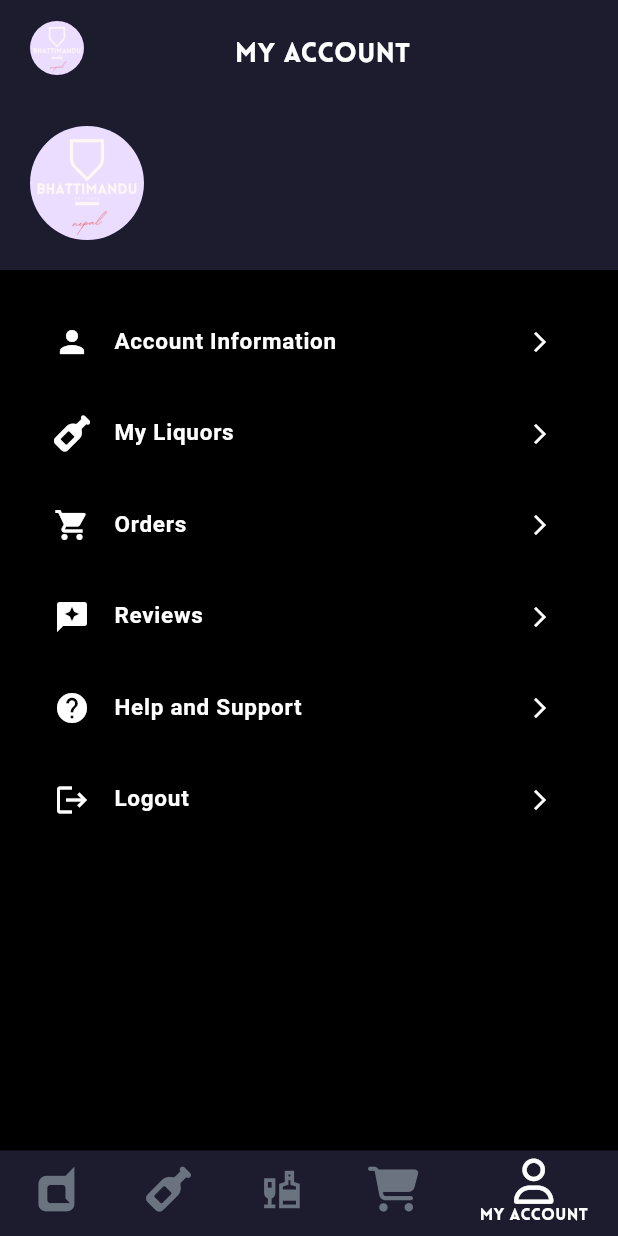
After one commit to mystickminal14/Bhattimandu, a Flutter app: the BuyerNavigation screen opened directly, item 5 of the bottom bar chosen, on a phone screen of 412 x 824 dp. The commit adds this screen. Run offline on Flutter 3.47's test engine with Material 3 defaults, Android fonts, the phone set to English and light mode, and no system bars; our stand-ins replace cloud_firestore, firebase_auth, firebase_core, flutter_spinkit, font_awesome_flutter, image_picker; accounts and stored records are empty.

Commit message:
buyer dash started

```diff
--- /dev/null
+++ b/lib/pages/bottom_navigation/buyer_navigation.dart
@@ -0,0 +1,84 @@
+import 'package:bhattimandu/model/user_model.dart';
+import 'package:bhattimandu/pages/buyer/buyer_dash.dart';
+import 'package:bhattimandu/pages/buyer/liquor_category.dart';
+import 'package:bhattimandu/pages/buyer/my_account.dart';
+import 'package:bhattimandu/pages/buyer/my_cart.dart';
+import 'package:bhattimandu/pages/buyer/my_order.dart';
+import 'package:flutter/material.dart';
+import 'package:font_awesome_flutter/font_awesome_flutter.dart';
+import 'package:provider/provider.dart';
+
+class BuyerNavigation extends StatefulWidget {
+  final int index;
+  const BuyerNavigation({super.key, required this.index});
+
+  @override
+  State<BuyerNavigation> createState() => _BuyerNavigationState();
+}
+
+class _BuyerNavigationState extends State<BuyerNavigation> {
+  late int pageIndex;
+
+  @override
+  void initState() {
+    super.initState();
+    pageIndex = widget.index;
+  }
+
+  @override
+  Widget build(BuildContext context) {
+    final user = Provider.of<UserModel?>(context);
+    List screenList = [
+      const LiquorCategory(),
+      const MyCart(),
+      const BuyerDash(),
+      const MyOrder(),
+      const MyAccount()
+    ];
+
+    return Scaffold(
+      bottomNavigationBar: Theme(
+        data: Theme.of(context).copyWith(
+          canvasColor: const Color(0xff1C1C2E),
+        ),
+        child: BottomNavigationBar(
+          onTap: (index) {
+            setState(() {
+              pageIndex = index;
+            });
+          },
+          iconSize: 30,
+          type: BottomNavigationBarType.shifting,
+          currentIndex: pageIndex,
+          backgroundColor: const Color(0xff1C1C2E),
+          selectedItemColor: Colors.white, // Selected item color
+          unselectedItemColor: const Color(0xFF6B7380), // Unselected item color
+          items: const [
+            BottomNavigationBarItem(
+              icon: FaIcon(FontAwesomeIcons.dashcube),
+              label: "Liquors",
+            ),
+            BottomNavigationBarItem(
+              icon: FaIcon(FontAwesomeIcons.wineBottle),
+              label: "My Cart",
+
+            ),
+            BottomNavigationBarItem(
+              icon: Icon(Icons.liquor_sharp),
+              label: "Dashboard",
+            ),
+            BottomNavigationBarItem(
+              icon: FaIcon(FontAwesomeIcons.cartShopping),
+              label: "My Order",
+            ),
+            BottomNavigationBarItem(
+              icon: FaIcon(FontAwesomeIcons.user),
+              label: "My Account",
+            ),
+          ],
+        ),
+      ),
+      body: screenList[pageIndex],
+    );
+  }
+}
--- /dev/null
+++ b/lib/pages/buyer/my_account.dart
@@ -0,0 +1,206 @@
+import 'dart:convert';
+import 'dart:io';
+import 'dart:typed_data';
+import 'package:bhattimandu/components/app_header.dart';
+import 'package:bhattimandu/components/loader/bhatti_loader.dart';
+import 'package:bhattimandu/database/authentication.dart';
+import 'package:bhattimandu/database/product_controller.dart';
+import 'package:bhattimandu/model/user_model.dart';
+import 'package:flutter/material.dart';
+import 'package:image_picker/image_picker.dart';
+import 'package:provider/provider.dart';
+import 'package:font_awesome_flutter/font_awesome_flutter.dart';
+
+class MyAccount extends StatefulWidget {
+  const MyAccount({super.key});
+
+  @override
+  State<MyAccount> createState() => _MyAccountState();
+}
+
+class _MyAccountState extends State<MyAccount> {
+  bool isLoadingbuyer = true;
+  Map<String, dynamic>? buyerData;
+  File? _image;
+  String _base64Image = "";
+  bool isLoading = false;
+  final picker = ImagePicker();
+
+  @override
+  void initState() {
+    super.initState();
+    fetchBuyerData();
+  }
+
+  Future<void> fetchBuyerData() async {
+    try {
+      final user = Provider.of<UserModel?>(context, listen: false);
+      if (user == null || user.uid.isEmpty) {
+        setState(() {
+          isLoadingbuyer = false;
+          buyerData = null;
+        });
+        return;
+      }
+      final data = await LiquorService().getBuyerByID(user.uid);
+      setState(() {
+        buyerData = data.isNotEmpty ? data[0]['user'] : null;
+        isLoadingbuyer =
+        false; // Ensure that the loading flag is set to false after fetching the data
+      });
+    } catch (e) {
+      print("Error fetching buyer data: $e");
+      setState(() {
+        isLoadingbuyer = false;
+      });
+    }
+  }
+
+  @override
+  Widget build(BuildContext context) {
+    final base64Image = buyerData?['image'] ?? '';
+    Uint8List? imageBytes;
+
+    if (base64Image.isNotEmpty) {
+      try {
+        imageBytes = base64Decode(base64Image);
+      } catch (e) {
+        print("Error decoding Base64: $e");
+        imageBytes = null;
+      }
+    }
+
+    return Scaffold(
+      body: isLoadingbuyer
+          ? const BhattiLoader() // A loader component to show while data is being fetched
+          : LayoutBuilder(
+        builder: (context, constraints) {
+          return Column(
+            children: [
+              const AppHeader(title: 'My Account'),
+              Container(
+                color: const Color(0xff1C1C2E),
+                padding: const EdgeInsets.symmetric(horizontal: 20.0,vertical: 20),
+                child: Row(
+                  children: [
+                    CircleAvatar(
+                      foregroundImage: imageBytes != null
+                          ? MemoryImage(imageBytes)
+                          : const AssetImage('images/bhatti.png'),
+                      maxRadius: 38,
+                    ),
+                    const SizedBox(width: 15),
+                    Column(
+                      crossAxisAlignment:
+                      CrossAxisAlignment.start,
+                      children: [
+                        Text(
+                          buyerData?['fullName'] ??
+                              '',
+                          style: const TextStyle(
+                              fontWeight: FontWeight.bold,
+                              fontFamily: 'lovelo',
+                              fontSize: 15),
+                        ),
+                        const SizedBox(height: 5),
+                        Text(
+                          buyerData?['email'] ??
+                              '',
+                          style: TextStyle(
+                            fontSize: constraints.maxWidth * 0.04,
+                            color: Colors.grey[600],
+                          ),
+                        ),
+                      ],
+                    )
+                  ],
+                ),
+              ),
+              Expanded(
+                child: SingleChildScrollView(
+                  child: Padding(
+                    padding: const EdgeInsets.symmetric(horizontal: 20.0),
+                    child: Column(
+                      crossAxisAlignment: CrossAxisAlignment.center,
+                      children: [
+
+
+                        const SizedBox(height: 20),
+                        _buildTiles(const Icon(Icons.person,color: Colors.white,), 'Account Information',
+                                () {
+                              // Navigator.push(
+                              //   context,
+                              //   MaterialPageRoute(
+                              //     builder: (context) => EditProfile(buyerData: buyerData),
+                              //   ),
+                              // );
+                            }),
+                        const SizedBox(height: 5),
+                        _buildTiles(const FaIcon(FontAwesomeIcons.wineBottle,color: Colors.white,) , 'My Liquors', () {
+                          Navigator.pushReplacementNamed(
+                              context, '/liquors');
+                        }),
+                        const SizedBox(height: 5),
+                        _buildTiles(const Icon(Icons.shopping_cart,color: Colors.white,), 'Orders', () {
+                          Navigator.pushReplacementNamed(
+                              context, '/orders');
+                        }),
+                        const SizedBox(height: 5),
+                        _buildTiles(const Icon(Icons.reviews,color: Colors.white,), 'Reviews', () {
+                          Navigator.pushReplacementNamed(
+                              context, '/liquors');
+                        }),
+                        const SizedBox(height: 5),
+                        _buildTiles(
+                            const Icon(Icons.help,color: Colors.white,), 'Help and Support', () {}),
+                        const SizedBox(height: 5),
+                        _buildTiles(const Icon(Icons.logout,color: Colors.white,), 'Logout', () async {
+                          await AuthenticationService()
+                              .userSignOut(context);
+                        }),
+                      ],
+                    ),
+                  ),
+                ),
+              ),
+            ],
+          );
+        },
+      ),
+    );
+  }
+
+  Widget _buildIconButton(
+      IconData icon, String label, BoxConstraints constraints) {
+    return Column(
+      mainAxisSize: MainAxisSize.min,
+      children: [
+        Icon(icon, size: constraints.maxWidth * 0.1, color: Colors.grey[800]),
+        const SizedBox(height: 5),
+        Text(
+          label,
+          style: TextStyle(
+            fontSize: constraints.maxWidth * 0.03,
+            color: Colors.grey[800],
+          ),
+        ),
+      ],
+    );
+  }
+
+  Widget _buildTiles(Widget  icon, String title, VoidCallback onTap) {
+    return ListTile(
+      leading: icon,
+      title: Text(
+        title,
+        style: const TextStyle(
+            fontWeight: FontWeight.bold,
+            color: Colors.white,
+            fontFamily: 'roboto',
+            fontSize: 15),
+      ),
+      trailing: const Icon(Icons.arrow_forward_ios, size: 16, color: Colors.white),
+      onTap: onTap,
+    );
+  }
+}
--- a/lib/wrapper.dart
+++ b/lib/wrapper.dart
@@ -1,5 +1,6 @@
 import 'package:bhattimandu/components/loader/bhatti_loader.dart';
 import 'package:bhattimandu/model/user_model.dart';
+import 'package:bhattimandu/pages/bottom_navigation/buyer_navigation.dart';
 import 'package:bhattimandu/pages/bottom_navigation/seller_navigation.dart';
 import 'package:bhattimandu/pages/seller/add-liquor.dart';
 import 'package:bhattimandu/pages/buyer/buyer_dash.dart';
@@ -34,7 +35,7 @@ class _WrapperState extends State<Wrapper> {
       if (user.role == 'seller') {
         return const SellerNavigation(index: 2);
       } else if (user.role == 'buyer') {
-        return const BuyerDash();
+        return const BuyerNavigation(index: 2);
       } else {
         return const BhattiFlashingPage();
       }
```
Also changed, not shown: lib/database/product_controller.dart (+23 -0 lines), lib/pages/buyer/liquor_category.dart (added, +37 -0 lines), lib/pages/buyer/my_cart.dart (added, +15 -0 lines), lib/pages/buyer/my_order.dart (added, +15 -0 lines).
